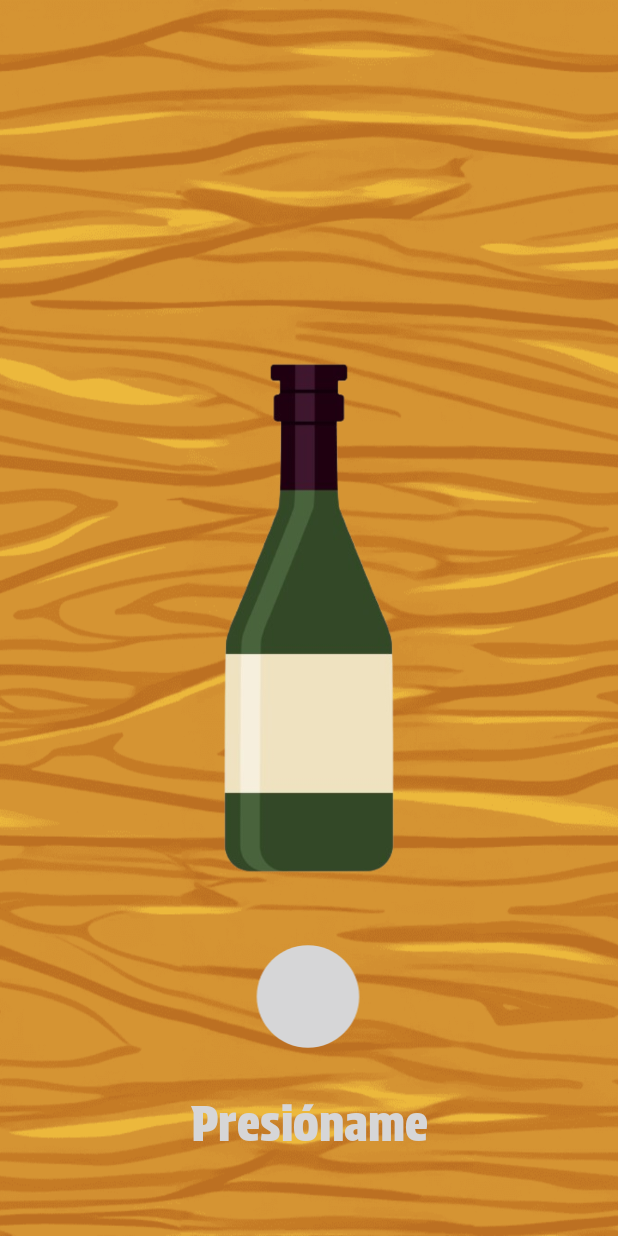
After one commit to AndroidMobileDreamTeam/Pico_Botella, an Android app: the layout home_fragment.xml on its own in the app's theme, with its tools: preview values and no code run, on a phone screen of 412 x 824 dp. The commit adds this screen. Run offline under Robolectric (Android 15) with nearby library versions, the phone set to English and light mode, and no system bars.

Commit message:
I implemented the HomeFragment

```diff
--- /dev/null
+++ b/app/src/main/res/layout/home_fragment.xml
@@ -0,0 +1,66 @@
+<?xml version="1.0" encoding="utf-8"?>
+<layout xmlns:android="http://schemas.android.com/apk/res/android"
+    xmlns:app="http://schemas.android.com/apk/res-auto">
+
+    <data>
+
+    </data>
+
+    <androidx.constraintlayout.widget.ConstraintLayout
+        android:layout_width="match_parent"
+        android:layout_height="match_parent"
+        android:background="@drawable/wood_background_light">
+
+        <ImageView
+            android:id="@+id/bottle"
+            android:layout_width="0dp"
+            android:layout_height="0dp"
+            android:contentDescription="@string/bottle_iv"
+            android:scaleType="fitCenter"
+            app:layout_constraintBottom_toBottomOf="parent"
+            app:layout_constraintEnd_toEndOf="parent"
+            app:layout_constraintHeight_percent="0.44"
+            app:layout_constraintHorizontal_bias="0.5"
+            app:layout_constraintStart_toStartOf="parent"
+            app:layout_constraintTop_toTopOf="parent"
+            app:layout_constraintVertical_bias="0.5"
+            app:layout_constraintWidth_percent="0.7"
+            app:srcCompat="@drawable/bottle" />
+
+        <TextView
+            android:id="@+id/textv_presioname"
+            android:layout_width="0dp"
+            android:layout_height="0dp"
+            android:layout_gravity="center"
+            android:layout_marginBottom="36dp"
+            android:fontFamily="@font/protest_strike_regular"
+            android:gravity="center"
+            android:padding="8dp"
+            android:text="@string/txt_presioname"
+            android:textColor="@color/black"
+            android:textSize="32sp"
+            app:layout_constraintBottom_toBottomOf="parent"
+            app:layout_constraintEnd_toEndOf="parent"
+            app:layout_constraintHeight_percent="0.1"
+            app:layout_constraintStart_toStartOf="parent"
+            app:layout_constraintWidth_percent="0.8" />
+
+        <ImageView
+            android:id="@+id/btn_start"
+            android:layout_width="0dp"
+            android:layout_height="0dp"
+            android:background="@android:color/transparent"
+            android:contentDescription="@string/startbtndescription"
+            android:visibility="visible"
+            app:layout_constraintBottom_toTopOf="@+id/textv_presioname"
+            app:layout_constraintEnd_toEndOf="parent"
+            app:layout_constraintHeight_percent="0.1"
+            app:layout_constraintHorizontal_bias="0.498"
+            app:layout_constraintStart_toStartOf="parent"
+            app:layout_constraintTop_toBottomOf="@+id/bottle"
+            app:layout_constraintVertical_bias="1.0"
+            app:layout_constraintWidth_percent="0.2"
+            app:srcCompat="@drawable/circle" />
+
+    </androidx.constraintlayout.widget.ConstraintLayout>
+</layout>
```
Also changed, not shown: app/src/main/java/com/example/pico_botella/view/fragment/FragmentDeEjemploSePuedeBorrar.kt (deleted, +0 -60 lines), app/src/main/java/com/example/spin_bottle/view/MainActivity.kt (added, +26 -0 lines), app/src/main/java/com/example/spin_bottle/view/fragment/HomeFragment.kt (renamed from app/src/main/java/com/example/pico_botella/view/MainActivity.kt, +22 -23 lines), app/src/main/res/layout/activity_main.xml (+17 -61 lines), app/src/main/res/layout/fragment_de_ejemplo_se_puede_borrar.xml (deleted, +0 -13 lines).
